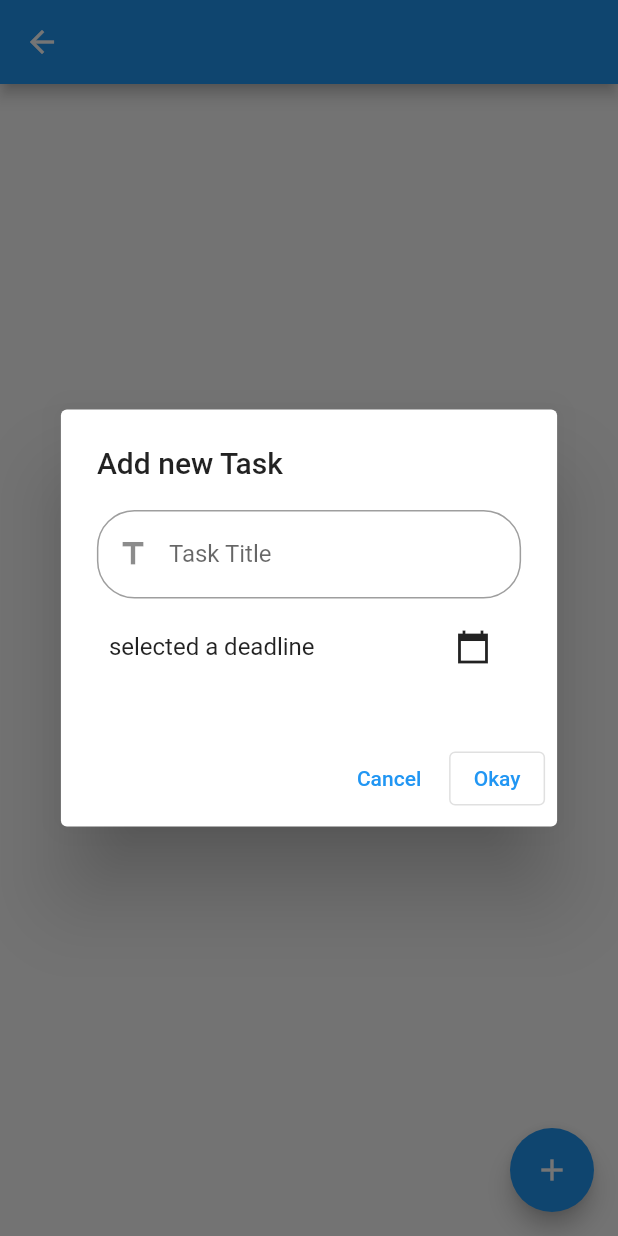
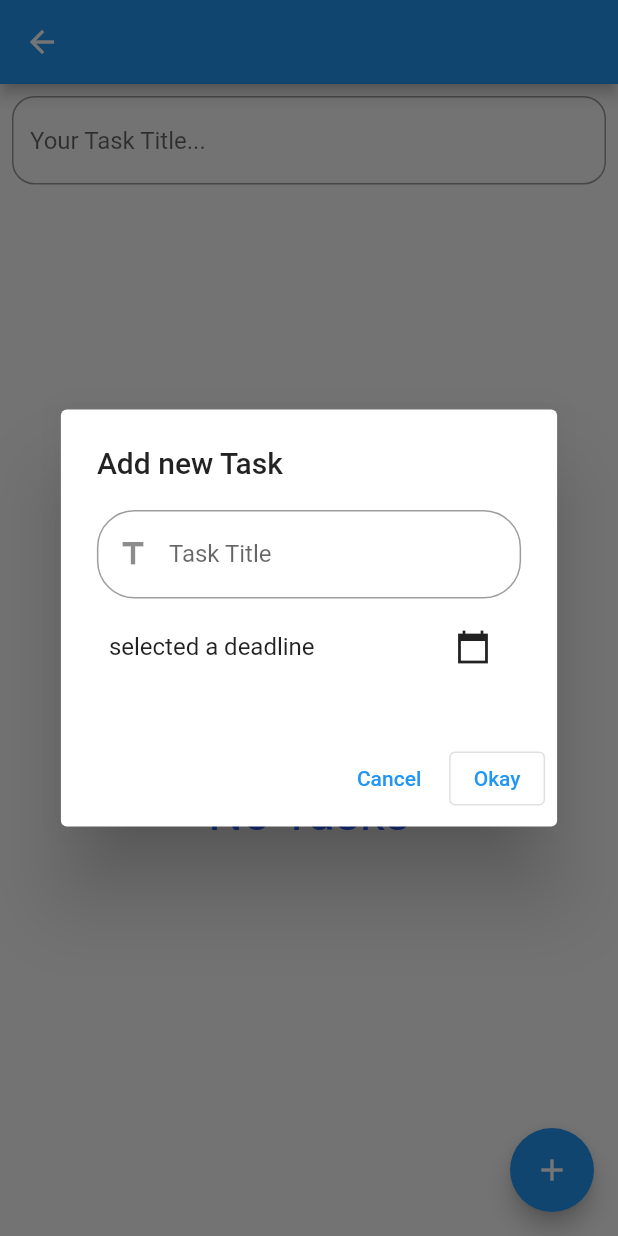
Before and after one commit to AdhamNour/ToDo, a Flutter app: the TaskScreen screen opened directly with empty values, after a tap on the "add" icon, on a phone screen of 412 x 824 dp. Run offline on Flutter 3.47's test engine with Material 2 defaults, Android fonts, the phone set to English and light mode, and no system bars.

Commit message:
finished adding the appility of modifying the task name

```diff
--- a/Todolist.txt
+++ b/Todolist.txt
@@ -1,2 +1 @@
-1- clean the home screen
-2- Impelement the task screen
+1- add the availablity of draging out the child
--- a/lib/components/TaskList/TaskList.dart
+++ b/lib/components/TaskList/TaskList.dart
@@ -10,9 +10,10 @@ class TaskList extends StatelessWidget {
   @override
   Widget build(BuildContext context) {
     final tasks = Provider.of<Tasks>(context).tasks(parent: parent);
-    print('[Adham][$parent] $tasks');
+    //print('[Adham][$parent] $tasks');
     return Padding(
       padding: const EdgeInsets.all(10.0),
+      child: Container(
         child: tasks.isEmpty
             ? Center(child: Column(
               children: [
@@ -34,6 +35,7 @@ class TaskList extends StatelessWidget {
                 itemCount: tasks.length,
                 shrinkWrap: true,
               ),
+      ),
     );
   }
 }
--- a/lib/screens/TaskScreen.dart
+++ b/lib/screens/TaskScreen.dart
@@ -5,19 +5,51 @@ import 'package:todo/components/AddingTaskFloatingActionButton.dart';
 import 'package:todo/components/TaskList/TaskList.dart';
 import 'package:todo/providers/Tasks.dart';
 
-class TaskScreen extends StatelessWidget {
+class TaskScreen extends StatefulWidget {
   const TaskScreen({Key? key}) : super(key: key);
   static const String routeName = "/TaskScreen";
 
   @override
+  _TaskScreenState createState() => _TaskScreenState();
+}
+
+class _TaskScreenState extends State<TaskScreen> {
+  @override
   Widget build(BuildContext context) {
     final task = ModalRoute.of(context)!.settings.arguments as Task;
+    final TextEditingController _controller =
+        new TextEditingController(text: task.title);
+    print(task);
     return Scaffold(
       appBar: AppBar(
         title: Text(task.title),
       ),
-      body: TaskList(parent: task.id,),
-      floatingActionButton: AddingTaskFloatingActionButton(parent: task.id,),
+      body: Column(
+        children: [
+          Padding(
+            padding: const EdgeInsets.all(8.0),
+            child: TextField(
+              controller: _controller,
+              onSubmitted: (value) {
+                setState(() {
+                  Provider.of<Tasks>(context, listen: false)
+                      .changeTitleOfTask(taskName: value, id: task.id!);
+                });
+              },
+              decoration: InputDecoration(
+                  border: OutlineInputBorder(
+                      borderRadius: BorderRadius.all(Radius.circular(15))),hintText: "Your Task Title..."),
+            ),
+          ),
+          Expanded(
+              child: TaskList(
+            parent: task.id,
+          )),
+        ],
+      ),
+      floatingActionButton: AddingTaskFloatingActionButton(
+        parent: task.id,
+      ),
     );
   }
 }
```
Lines whose indentation alone changed are shown as unchanged.
